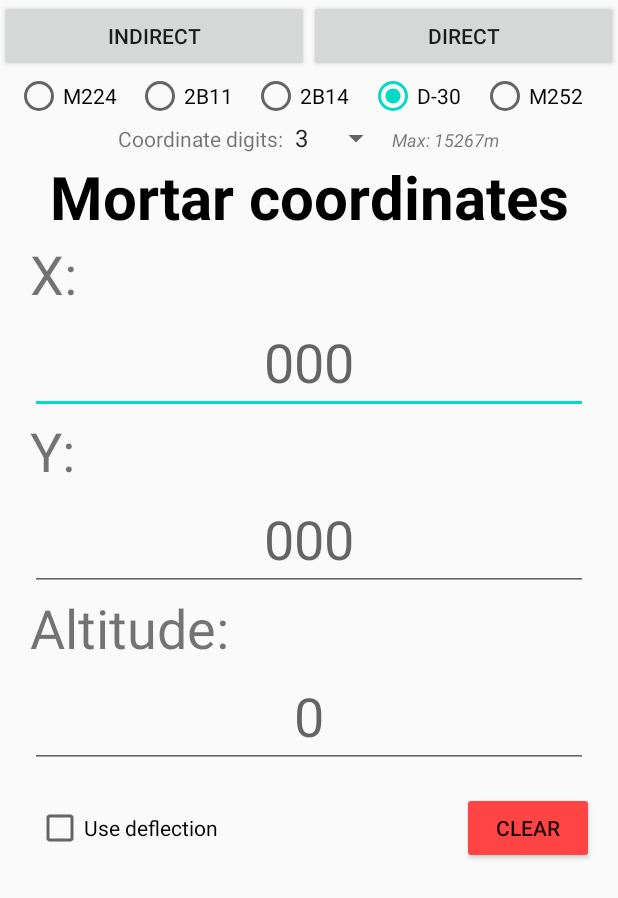
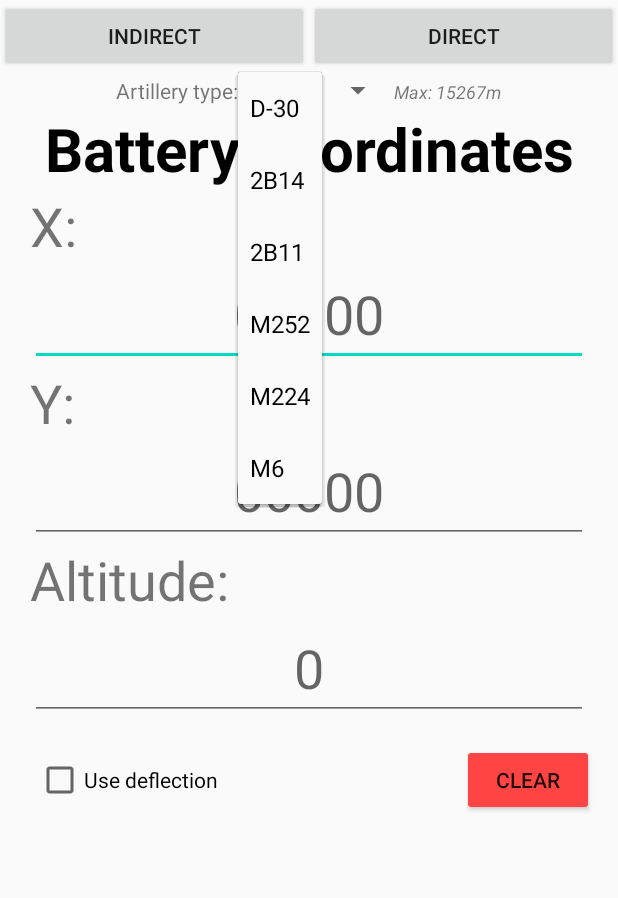
Before and after one commit to MivinaTraktor/mortar-android, an Android app: the screen it shows after launch (MainActivity), after a tap on "D-30", on a phone screen of 412 x 824 dp. Shown: the top 898 px of the screen. Run offline under Robolectric (Android 15) with nearby library versions, the phone set to English and light mode, and no system bars; 3 other taps on this screen came first.

Commit message:
input format changed, gun selection migrated to spinner

```diff
--- a/app/src/main/java/com/example/first_test/MainActivity.kt
+++ b/app/src/main/java/com/example/first_test/MainActivity.kt
@@ -5,7 +5,6 @@ import android.os.Bundle
 import android.view.View
 import android.widget.*
 import androidx.appcompat.app.AppCompatActivity
-import androidx.appcompat.widget.SwitchCompat
 import com.example.first_test.databinding.ActivityMainBinding
 import kotlin.math.roundToInt
 
@@ -20,44 +19,31 @@ class MainActivity : AppCompatActivity() {
         setContentView(binding.root)
         minMax = binding.minMaxDist
         val spinner: Spinner = binding.digitsSpinner
-        ArrayAdapter.createFromResource(
+        ArrayAdapter(
             this,
-            R.array.digitsArray,
-            android.R.layout.simple_spinner_item
-        ).also { adapter->
+            android.R.layout.simple_spinner_item,
+            gunArray
+        ).also { adapter ->
             adapter.setDropDownViewResource(android.R.layout.simple_spinner_dropdown_item)
             spinner.adapter = adapter
         }
-
+        spinner.setSelection(spinnerPos)
         spinner.onItemSelectedListener = object :
             AdapterView.OnItemSelectedListener {
             override fun onNothingSelected(parent: AdapterView<*>?) {
-                Toast.makeText(applicationContext, "Select format of coordinates", Toast.LENGTH_SHORT).show()
+                selectMortar("")
             }
 
             override fun onItemSelected(parent: AdapterView<*>?, view: View?, pos: Int, id: Long) {
-                when (pos) {
-                    0 -> {
-                        rangeMultiplier = 100
-                        zeros = "000"
-                    }
-                    1 -> {
-                        rangeMultiplier = 10
-                        zeros = "0000"
-                    }
-                    else -> {
-                        rangeMultiplier = 1
-                        zeros = "00000"
-                    }
+                spinnerPos = pos
+                selectMortar(parent!!.getItemAtPosition(pos).toString())
+                var d = findRange(mortarData.chargeSpeeds.last(), 45.0).roundToInt()
+                minMax.text = "Max: ${d}m"
                 }
-                binding.mortarX.hint = zeros
-                binding.mortarY.hint = zeros
             }
 
-        }
-
         val checkDeflection: CheckBox = binding.checkDeflection
-        checkDeflection.setOnCheckedChangeListener { buttonView, isChecked ->
+        checkDeflection.setOnCheckedChangeListener { _, isChecked ->
             if (isChecked) {
                 binding.deflectionFields.visibility = View.VISIBLE
                 useDeflection = true
@@ -68,9 +54,6 @@ class MainActivity : AppCompatActivity() {
             }
         }
 
-        listOf(100, 10, 1).forEachIndexed { i, item ->
-            if (rangeMultiplier == item) spinner.setSelection(i)
-        }
         listOf(binding.mortarX, binding.mortarY, binding.mortarAlt).forEachIndexed { i, editText ->
             if (mCoordinates[i] != null)
                 editText.setText(mCoordinates[i].toString())
@@ -88,19 +71,17 @@ class MainActivity : AppCompatActivity() {
     fun onClickIndirect(view: View) {
         when { // ошибки
             mortarData.chargeSpeeds.isNullOrEmpty() -> {
-                Toast.makeText(applicationContext,"Select a mortar!", Toast.LENGTH_SHORT).show()
-                return
-            }
-            binding.mortarX.text.toString().length > zeros.length || binding.mortarY.text.toString().length > zeros.length -> {
-                Toast.makeText(applicationContext,"Incorrect coordinate format!", Toast.LENGTH_SHORT).show()
+                Toast.makeText(applicationContext,"Select artillery type!", Toast.LENGTH_SHORT).show()
                 return
             }
         }
-        listOf(binding.mortarX.text.toString(), binding.mortarY.text.toString(), binding.mortarAlt.text.toString()).forEachIndexed { i, field->
-            mCoordinates[i] = if (field.isNotEmpty()) field.toInt() else null
+        listOf(binding.mortarX.text.toString(), binding.mortarY.text.toString()).forEachIndexed { i, field->
+            mCoordinates[i] = if (field.isNotEmpty()) formatCoordinates(field) else null
         }
-        listOf(binding.azOfFire.text.toString(), binding.initDef.text.toString()).forEachIndexed { i, field ->
-            deflectionArray[i] = if (field.isNotEmpty()) field.toInt() else null
+        val alt = binding.mortarAlt.text.toString()
+        mCoordinates[2] = if (alt.isNotEmpty()) alt.toInt() else null
+        listOf(binding.azOfFire.text.toString(),binding.initDef.text.toString()).forEachIndexed { i, field ->
+            deflectionArray[i] = if (field.isNotEmpty()) formatCoordinates(field) else null
         }
         val intent = Intent(this, IndirectActivity::class.java)
         startActivity(intent)
@@ -108,53 +89,23 @@ class MainActivity : AppCompatActivity() {
 
     fun onClickDirect(view: View) {
         if (mortarData.chargeSpeeds.isNullOrEmpty()) {
-            Toast.makeText(applicationContext,"Select a mortar!", Toast.LENGTH_SHORT).show()
+            Toast.makeText(applicationContext,"Select artillery type!", Toast.LENGTH_SHORT).show()
             return
         }
-        listOf(binding.mortarX.text.toString(), binding.mortarY.text.toString(), binding.mortarAlt.text.toString()).forEachIndexed { i, field->
-            if (field.isNotEmpty()) mCoordinates[i] = field.toInt() else mCoordinates[i] = null
+        listOf(binding.mortarX.text.toString(), binding.mortarY.text.toString(),
+            binding.mortarAlt.text.toString()).forEachIndexed { i, field->
+            if (field.isNotEmpty())
+                mCoordinates[i] = formatCoordinates(field) else mCoordinates[i] = null
         }
         val intent = Intent(this, DirectActivity::class.java)
         startActivity(intent)
     }
 
     fun onClickClear(view: View) {
-        binding.mortarX.text?.clear()
-        binding.mortarY.text?.clear()
-        binding.mortarAlt.text?.clear()
-        binding.azOfFire.text?.clear()
-        binding.initDef.text?.clear()
+        listOf(binding.mortarX, binding.mortarY, binding.mortarAlt,
+            binding.azOfFire, binding.initDef).forEach {
+            it.text?.clear()
+        }
         mCoordinates = MutableList(3) { null }
     }
-
-    fun onMortarSelected(view: View) {
-        if (view is RadioButton) {
-            if (view.isChecked) {
-                when (view.getId()) {
-                    R.id.but2b11 ->
-                        if (view.isChecked) {
-                            selectMortar("2b11")
-                        }
-                    R.id.but2b14 ->
-                        if (view.isChecked) {
-                            selectMortar("2b14")
-                        }
-                    R.id.butd30 ->
-                        if (view.isChecked) {
-                            selectMortar("d30")
-                        }
-                    R.id.butm252 ->
-                        if (view.isChecked) {
-                            selectMortar("m252")
-                        }
-                    R.id.butm224 ->
-                        if (view.isChecked) {
-                            selectMortar("m224")
-                        }
-                }
-                var d = findRange(mortarData.chargeSpeeds.last(), 45.0).roundToInt()
-                minMax.text = "Max: ${d}m"
-            }
-        }
-    }
 }
--- a/app/src/main/java/com/example/first_test/constants.kt
+++ b/app/src/main/java/com/example/first_test/constants.kt
@@ -7,7 +7,7 @@ import kotlin.math.hypot
 data class ChargePair(val charge: Int, val hi: Double, val lo: Double, val v: Double)
 
 class FiringData(private val mortar: List<Int>, private val target: List<Int>) {
-    val range = hypot(((target[0] - mortar[0]).toDouble()), ((target[1] - mortar[1]).toDouble())) * rangeMultiplier.toDouble()
+    val range = hypot(((target[0] - mortar[0]).toDouble()), ((target[1] - mortar[1]).toDouble()))
     val altDif = (target[2] - mortar[2]).toDouble()
     val azimuth = angle() / 360.0 * mortarData.artDegree
 
@@ -34,11 +34,11 @@ class FiringData(private val mortar: List<Int>, private val target: List<Int>) {
 var mCoordinates: MutableList<Int?> = MutableList(3) { null }
 var tCoordinates: MutableList<Int?> = MutableList(3) { null }
 var deflectionArray: MutableList<Int?> = MutableList(2) { null }
-var rangeMultiplier = 100
 var mortarData = MortarData()
-var zeros = "Select format"
+var spinnerPos = 0
 var useDeflection = false
 val stdDispersion = 50
+val gunArray = arrayOf("D-30", "2B14", "2B11", "M252", "M224", "M6")
 const val G = 9.81
 const val MAX_ANGLE = 85.0
 const val MIN_ANGLE = 45.0
--- a/app/src/main/res/layout/activity_indirect.xml
+++ b/app/src/main/res/layout/activity_indirect.xml
@@ -18,7 +18,7 @@
             app:layout_constraintStart_toStartOf="parent"
             app:layout_constraintEnd_toEndOf="parent" android:id="@+id/linearLayout">
         <Button
-                android:text="@string/mortarNav"
+                android:text="@string/batteryNav"
                 android:layout_width="wrap_content"
                 android:layout_height="wrap_content"
                 android:id="@+id/buttonInd"
@@ -57,7 +57,7 @@
                 android:inputType="number"
                 android:layout_width="match_parent"
                 android:layout_height="wrap_content"
-                android:hint="@string/digitsNotSelected"
+                android:hint="@string/zeros"
                 android:id="@+id/targetX"
                 android:layout_marginHorizontal="20dp"
                 android:textSize="36sp"
@@ -72,7 +72,7 @@
                 android:inputType="number"
                 android:layout_width="match_parent"
                 android:layout_height="wrap_content"
-                android:hint="@string/digitsNotSelected"
+                android:hint="@string/zeros"
                 android:id="@+id/targetY"
                 android:layout_marginHorizontal="20dp"
                 android:textSize="36sp"
--- a/app/src/main/res/layout/activity_main.xml
+++ b/app/src/main/res/layout/activity_main.xml
@@ -42,52 +42,6 @@
             app:layout_constraintStart_toStartOf="parent"
             app:layout_constraintTop_toBottomOf="@+id/linearLayout"
             app:layout_constraintEnd_toEndOf="parent" android:id="@+id/linearLayout7">
-        <RadioGroup
-                android:layout_width="match_parent"
-                android:layout_height="wrap_content"
-                android:layout_marginHorizontal="10dp"
-                android:orientation="horizontal" android:id="@+id/rg">
-
-            <RadioButton
-                android:id="@+id/butm224"
-                android:layout_width="wrap_content"
-                android:layout_height="wrap_content"
-                android:layout_weight="1"
-                android:onClick="onMortarSelected"
-                android:text="M224" />
-
-            <RadioButton
-                android:id="@+id/but2b11"
-                android:layout_width="wrap_content"
-                android:layout_height="wrap_content"
-                android:layout_weight="1"
-                android:onClick="onMortarSelected"
-                android:text="2B11" />
-
-            <RadioButton
-                android:id="@+id/but2b14"
-                android:layout_width="wrap_content"
-                android:layout_height="wrap_content"
-                android:layout_weight="1"
-                android:onClick="onMortarSelected"
-                android:text="2B14" />
-
-            <RadioButton
-                android:id="@+id/butd30"
-                android:layout_width="wrap_content"
-                android:layout_height="wrap_content"
-                android:layout_weight="1"
-                android:onClick="onMortarSelected"
-                android:text="D-30" />
-
-            <RadioButton
-                android:id="@+id/butm252"
-                android:layout_width="wrap_content"
-                android:layout_height="wrap_content"
-                android:layout_weight="1"
-                android:onClick="onMortarSelected"
-                android:text="M252" />
-        </RadioGroup>
 
         <LinearLayout
                 android:orientation="horizontal"
@@ -101,7 +55,7 @@
                 android:layout_height="wrap_content"
                 android:layout_weight="1"
                 android:gravity="center_vertical"
-                android:text="Coordinate digits:" />
+                android:text="Artillery type:" />
 
             <Spinner
                 android:id="@+id/digitsSpinner"
@@ -118,14 +72,15 @@
                 android:textStyle="italic" />
 
         </LinearLayout>
+
         <TextView
-                android:text="Mortar coordinates"
-                android:layout_width="match_parent"
-                android:layout_height="wrap_content"
-                android:textAlignment="center"
-                android:textSize="40sp"
-                android:textColor="#000000"
-                android:textStyle="bold"/>
+            android:layout_width="match_parent"
+            android:layout_height="wrap_content"
+            android:text="Battery coordinates"
+            android:textAlignment="center"
+            android:textColor="#000000"
+            android:textSize="40sp"
+            android:textStyle="bold" />
         <TextView
                 android:text="@string/X"
                 android:layout_width="match_parent"
@@ -136,7 +91,7 @@
                 android:inputType="number"
                 android:layout_width="match_parent"
                 android:layout_height="wrap_content"
-                android:hint="@string/digitsNotSelected"
+                android:hint="@string/zeros"
                 android:id="@+id/mortarX"
                 android:layout_marginHorizontal="20dp"
                 android:textSize="36sp"
@@ -151,7 +106,7 @@
                 android:inputType="number"
                 android:layout_width="match_parent"
                 android:layout_height="wrap_content"
-                android:hint="@string/digitsNotSelected"
+                android:hint="@string/zeros"
                 android:id="@+id/mortarY"
                 android:layout_marginHorizontal="20dp"
                 android:textSize="36sp"
--- a/app/src/main/res/values/strings.xml
+++ b/app/src/main/res/values/strings.xml
@@ -1,13 +1,12 @@
 <resources>
     <string name="app_name">Mortar calculator</string>
-    <string name="mortarNav">Mortar</string>
+    <string name="batteryNav">Battery</string>
     <string name="indirectNav">Indirect</string>
     <string name="directNav">Direct</string>
     <string name="X">X:</string>
     <string name="Y">Y:</string>
     <string name="alt">Altitude:</string>
-    <string name="digitsNotSelected">Select format</string>
-    <string name="zeros">0000</string>
+    <string name="zeros">00000</string>
     <string name="zero">0</string>
     <string name="zeroDegrees">0°</string>
     <string name="calculate">Calculate</string>
@@ -16,20 +15,4 @@
     <string name="elevation">Elevation</string>
     <string name="ok">OK</string>
     <string name="azimuth">Azimuth</string>
-    <string-array name="digitsArray">
-        <item>3</item>
-        <item>4</item>
-        <item>5</item>
-    </string-array>
-    <string name="title_activity_navigation">navigation</string>
-    <string name="navigation_drawer_open">Open navigation drawer</string>
-    <string name="navigation_drawer_close">Close navigation drawer</string>
-    <string name="nav_header_title">Android Studio</string>
-    <string name="nav_header_subtitle">android.studio@android.com</string>
-    <string name="nav_header_desc">Navigation header</string>
-    <string name="action_settings">Settings</string>
-
-    <string name="menu_home">Home</string>
-    <string name="menu_gallery">Gallery</string>
-    <string name="menu_slideshow">Slideshow</string>
 </resources>
```
Also changed, not shown: app/src/main/java/com/example/first_test/IndirectActivity.kt (+5 -9 lines), app/src/main/java/com/example/first_test/functions.kt (+17 -5 lines), app/src/main/java/com/example/first_test/tables.kt (+33 -11 lines), app/src/main/res/layout/activity_direct.xml (+7 -6 lines).
